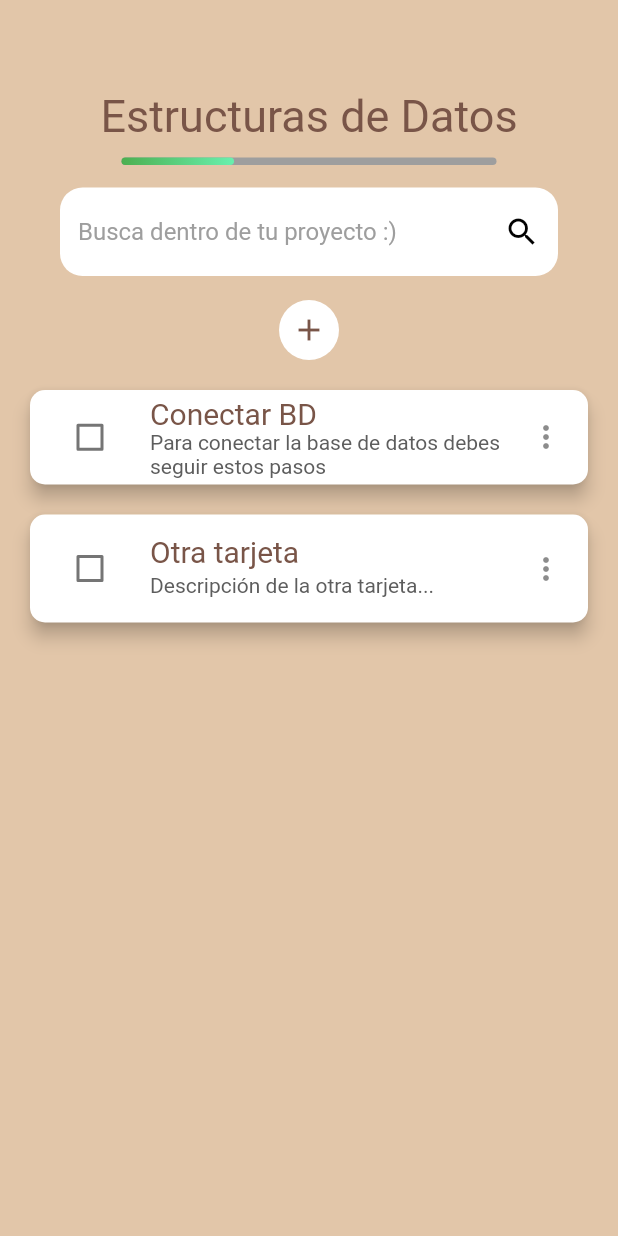
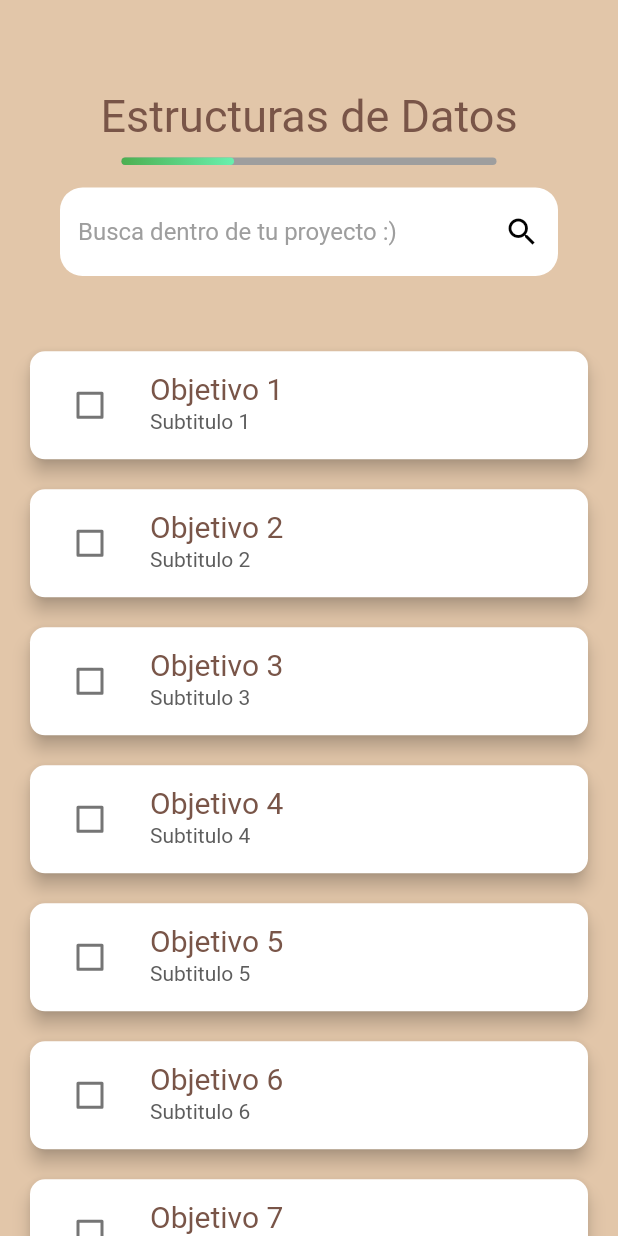
Before and after one commit to Aegisystem/FlouTask-ProgMov, a Flutter app: the EditProject screen opened directly, on a phone screen of 412 x 824 dp. Run offline on Flutter 3.47's test engine with Material 2 defaults, Android fonts, the phone set to English and light mode, and no system bars; drawn by our look-alikes of percent_indicator; our stand-ins replace cloud_firestore, firebase_auth, firebase_core, flutter_svg, font_awesome_flutter, google_fonts and 1 more; accounts and stored records are empty; Roboto replaces fonts that are missing (Oxygen).

Commit message:
Authentication and objectives in list

```diff
--- a/floutask_app/lib/screens/edit_project.dart
+++ b/floutask_app/lib/screens/edit_project.dart
@@ -11,23 +11,30 @@ class EditProject extends StatefulWidget {
 class _EditProjectState extends State<EditProject> {
   bool _isButtonPressed = false;
 
+  // Variable que almacena el array con los datos de cada objetivo
+  var objectives = [
+    {"title": "Objetivo 1", "subtitle": "Subtitulo 1"},
+    {"title": "Objetivo 2", "subtitle": "Subtitulo 2"},
+    {"title": "Objetivo 3", "subtitle": "Subtitulo 3"},
+    {"title": "Objetivo 4", "subtitle": "Subtitulo 4"},
+    {"title": "Objetivo 5", "subtitle": "Subtitulo 5"},
+    {"title": "Objetivo 6", "subtitle": "Subtitulo 6"},
+    {"title": "Objetivo 7", "subtitle": "Subtitulo 7"},
+    // Agrega más objetivos aquí
+  ];
+
   Widget build(BuildContext context) {
     return Scaffold(
       backgroundColor: Color(0xFFE2C6A9),
-      body: Center(
-        child: Column(
-          mainAxisAlignment: MainAxisAlignment.center,
-          crossAxisAlignment: CrossAxisAlignment.center,
+      body: Column(
         children: [
           SizedBox(height: 40.0),
           Flexible(
             flex: 2,
             child: Padding(
               padding: EdgeInsets.all(20.0),
-                child:
-
-                Column(
-                  children:[
+              child: Column(
+                children: [
                   Text(
                     'Estructuras de Datos',
                     style: TextStyle(
@@ -68,55 +75,25 @@ class _EditProjectState extends State<EditProject> {
                       ),
                     ),
                   ),
-                    SizedBox(height: 16.0),
-                    GestureDetector(
-                      onTapDown: (_) {
-                        setState(() {
-                          _isButtonPressed = true;
-                        });
-                      },
-                      onTapUp: (_) {
-                        setState(() {
-                          _isButtonPressed = false;
-                        });
-                      },
-                      onTapCancel: () {
-                        setState(() {
-                          _isButtonPressed = false;
-                        });
-                      },
-                      child: AnimatedContainer(
-                        duration: Duration(milliseconds: 300),
-                        curve: Curves.easeInOut,
-                        transform: Matrix4.identity()
-                          ..scale(_isButtonPressed ? 1.2 : 1.0),
-                        child: CircleAvatar(
-                          radius: 20.0,
-                          backgroundColor: Colors.white,
-                          child: IconButton(
-                            icon: Icon(Icons.add_sharp),
-                            color: Colors.brown,
-                            onPressed: () {
-                              Navigator.pushNamed(context, '/addproject.dart');
-                            },
-                          ),
-                        ),
-                      ),
-                    ),
-                    const ObjectiveCard(
-                      title: 'Conectar BD',
-                      subtitle: 'Para conectar la base de datos debes seguir estos pasos',
-                    ),
-                    const ObjectiveCard(
-                      title: 'Otra tarjeta',
-                      subtitle: 'Descripción de la otra tarjeta...',
-                    ),
                 ],
               ),
             ),
           ),
+          Expanded(
+            flex: 7,
+            child: ListView.builder(
+              padding: EdgeInsets.only(bottom: 15),
+              itemCount: objectives.length,
+              itemBuilder: (context, index) {
+                var objective = objectives[index];
+                return ObjectiveCard(
+                  title: objective["title"]!,
+                  subtitle: objective["subtitle"]!,
+                );
+              },
+            ),
+          ),
         ],
-        ),
       ),
     );
   }
--- a/floutask_app/lib/screens/objective_card.dart
+++ b/floutask_app/lib/screens/objective_card.dart
@@ -20,7 +20,9 @@ class _ObjectiveCardState extends State<ObjectiveCard> {
 
   @override
   Widget build(BuildContext context) {
-    return Card(
+    return Padding(
+      padding: EdgeInsets.symmetric(horizontal: 20.0),
+      child: Card(
         elevation: 5.0,
         shape: RoundedRectangleBorder(
           borderRadius: BorderRadius.circular(10.0),
@@ -57,8 +59,8 @@ class _ObjectiveCardState extends State<ObjectiveCard> {
               fontFamily: GoogleFonts.oxygen().fontFamily,
             ),
           ),
-        trailing: Icon(Icons.more_vert),
         ),
+      )
     );
   }
 }
--- a/floutask_app/lib/screens/project_preview.dart
+++ b/floutask_app/lib/screens/project_preview.dart
@@ -19,7 +19,6 @@ class ProjectPreview extends StatefulWidget {
 }
 
 class _ProjectPreviewState extends State<ProjectPreview> {
-  bool _check = false;
 
   @override
   Widget build(BuildContext context) {
--- a/floutask_app/pubspec.yaml
+++ b/floutask_app/pubspec.yaml
@@ -16,7 +16,7 @@ publish_to: 'none' # Remove this line if you wish to publish to pub.dev
 # https://developer.apple.com/library/archive/documentation/General/Reference/InfoPlistKeyReference/Articles/CoreFoundationKeys.html
 # In Windows, build-name is used as the major, minor, and patch parts
 # of the product and file versions while build-number is used as the build suffix.
-version: 1.0.0+4
+version: 1.0.0+5
 
 environment:
   sdk: '>=3.0.5 <4.0.0'
```
Also changed, not shown: 1 other file. Lines whose indentation alone changed are shown as unchanged.
